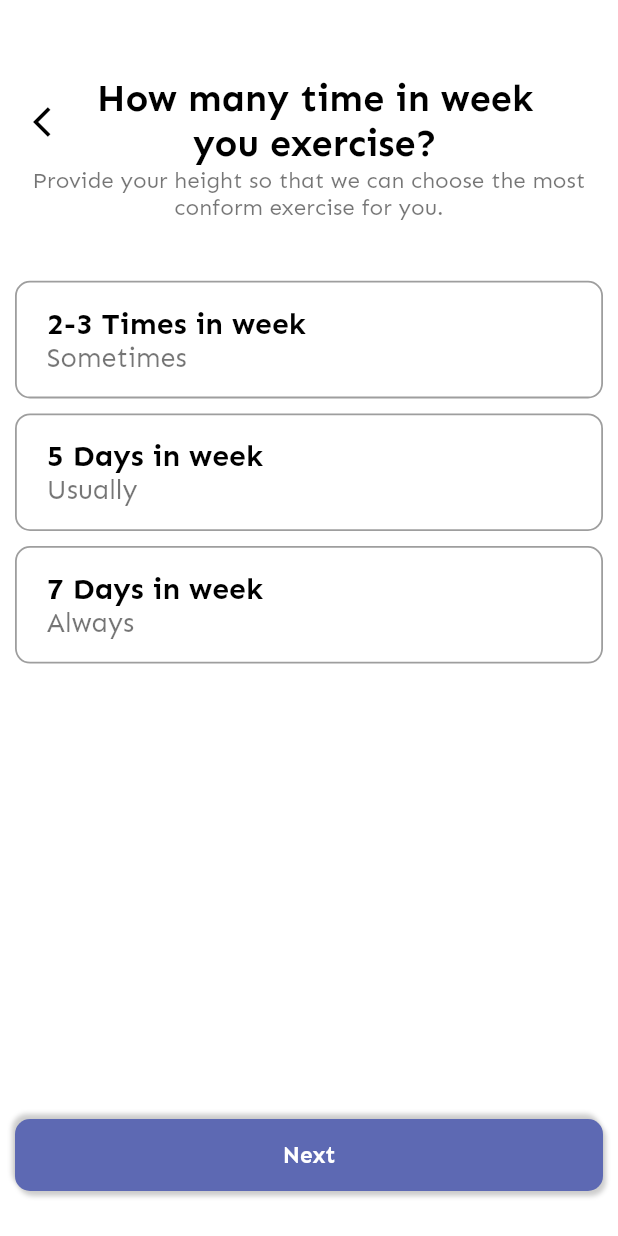
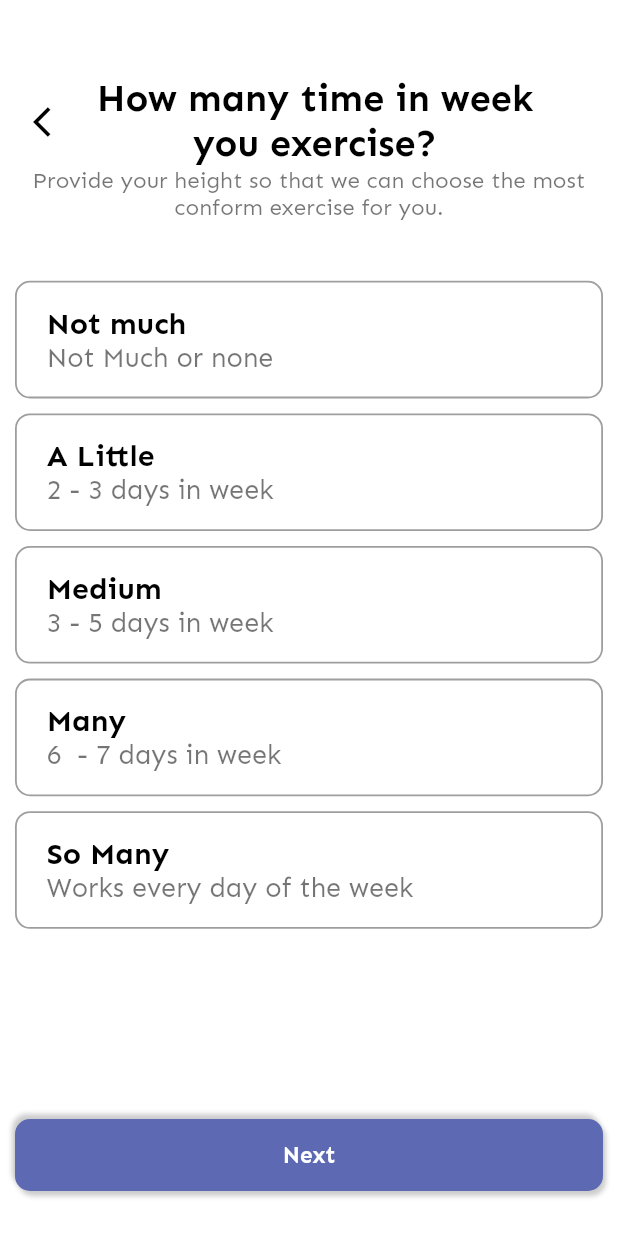
Before and after one commit to nguyenminhhung2011/GHealth, a Flutter app: the SelectDurationScreen screen opened by its route, on a phone screen of 412 x 824 dp. Run offline on Flutter 3.47's test engine with Material 2 defaults, Android fonts, the phone set to English and light mode, and no system bars; our stand-ins replace cloud_firestore, firebase_auth, firebase_core, firebase_storage, get, scroll_snap_list; accounts and stored records are empty.

Commit message:
add more duration in select duration screen

```diff
--- a/lib/apps/pages/basic_info_screen/select_duration_screen.dart
+++ b/lib/apps/pages/basic_info_screen/select_duration_screen.dart
@@ -11,9 +11,11 @@ import '../../routes/routeName.dart';
 import '../../template/misc/colors.dart';
 
 enum Times {
-  sometimes,
-  usually,
-  always,
+  notmuch,
+  little,
+  medium,
+  many,
+  somany,
 }
 
 class SelectDurationScreen extends StatefulWidget {
@@ -76,36 +78,58 @@ class _SelectDurationScreenState extends State<SelectDurationScreen> {
             Column(
               children: [
                 SelectDurationButton(
-                  isSelected: _selecting == Times.sometimes,
+                  isSelected: _selecting == Times.notmuch,
                   press: () {
                     setState(() {
-                      _selecting = Times.sometimes;
+                      _selecting = Times.notmuch;
                     });
                   },
-                  times: '2-3 Times in week',
-                  cap: 'Sometimes',
+                  times: 'Not much ',
+                  cap: 'Not Much or none',
                 ),
                 const SizedBox(height: 10),
                 SelectDurationButton(
-                  isSelected: _selecting == Times.usually,
+                  isSelected: _selecting == Times.little,
                   press: () {
                     setState(() {
-                      _selecting = Times.usually;
+                      _selecting = Times.little;
                     });
                   },
-                  times: '5 Days in week',
-                  cap: 'Usually',
+                  times: 'A Little',
+                  cap: '2 - 3 days in week',
                 ),
                 const SizedBox(height: 10),
                 SelectDurationButton(
-                  isSelected: _selecting == Times.always,
+                  isSelected: _selecting == Times.medium,
                   press: () {
                     setState(() {
-                      _selecting = Times.always;
+                      _selecting = Times.medium;
                     });
                   },
-                  times: '7 Days in week',
-                  cap: 'Always',
+                  times: 'Medium',
+                  cap: '3 - 5 days in week',
+                ),
+                const SizedBox(height: 10),
+                SelectDurationButton(
+                  isSelected: _selecting == Times.many,
+                  press: () {
+                    setState(() {
+                      _selecting = Times.many;
+                    });
+                  },
+                  times: 'Many',
+                  cap: '6  - 7 days in week',
+                ),
+                const SizedBox(height: 10),
+                SelectDurationButton(
+                  isSelected: _selecting == Times.somany,
+                  press: () {
+                    setState(() {
+                      _selecting = Times.somany;
+                    });
+                  },
+                  times: 'So Many',
+                  cap: 'Works every day of the week',
                 ),
               ],
             ),
```
